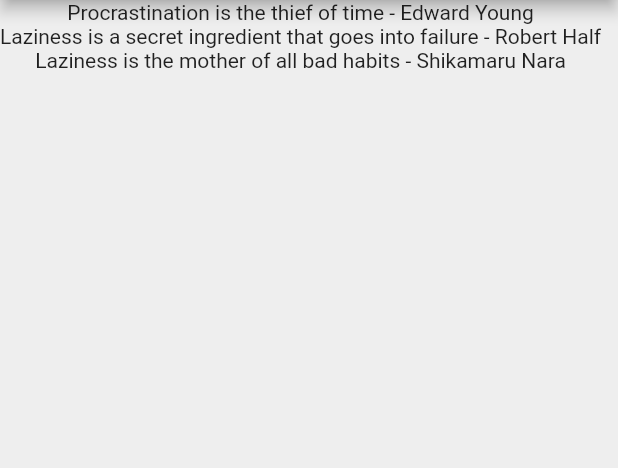
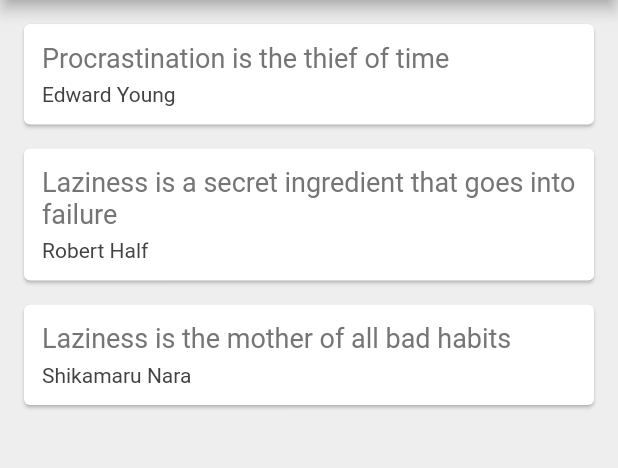
Before and after one commit to ArthurNamutilu/quotes_app, a Flutter app: the screen it shows after launch, on a phone screen of 412 x 824 dp, the part 84-552 px from its top. Run offline on Flutter 3.47's test engine with Material 2 defaults, Android fonts, the phone set to English and light mode, and no system bars.

Commit message:
used quoteTemplate() function to list elements to a card

```diff
--- a/lib/main.dart
+++ b/lib/main.dart
@@ -16,6 +16,34 @@ class _NiceQuotesState extends State<NiceQuotes> {
     Quote(text: 'Laziness is a secret ingredient that goes into failure', author: 'Robert Half'),
     Quote(text: 'Laziness is the mother of all bad habits', author: 'Shikamaru Nara')
   ];
+  Widget quoteTemplate(quote){
+    return Card(
+      margin: const EdgeInsets.fromLTRB(16.0, 16.0, 16.0, 0.0),
+      child: Padding(
+        padding: const EdgeInsets.all(12.0),
+        child: Column(
+          crossAxisAlignment: CrossAxisAlignment.stretch,
+          children: [
+            Text(
+              quote.text,
+              style: TextStyle(
+                fontSize: 18.0,
+                color: Colors.grey[600],
+              ),
+            ),
+            const SizedBox(height: 6.0,),
+            Text(
+              quote.author,
+              style: TextStyle(
+                fontSize: 14.0,
+                color: Colors.grey[800],
+              ),
+            ),
+          ],
+        ),
+      ),
+    );
+  }
   @override
   Widget build(BuildContext context) {
     return Scaffold(
@@ -25,7 +53,7 @@ class _NiceQuotesState extends State<NiceQuotes> {
         backgroundColor: Colors.redAccent,
       ),
       body: Column(
-        children: quotes.map((quote) => Text('${quote.text} - ${quote.author}')).toList(),
+        children: quotes.map((quote) => quoteTemplate(quote)).toList(),
       ),
     );
   }
```
